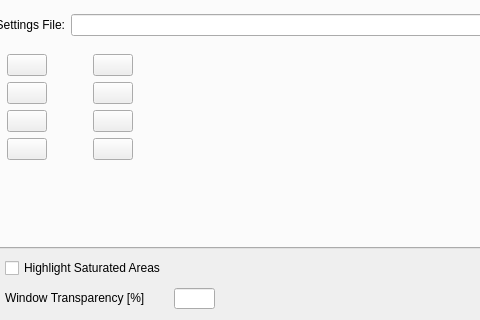
Above: preferences.ui from mblong/qtoma2 before the change; both pictures show x 85 to 565 and y 192 to 512 of the 889 by 512 pixel window. Below: the same form after it.
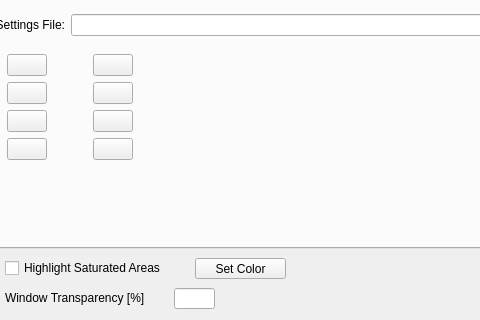
That is the form after the change. Icons and pictures are not drawn.

Commit message: Now have highlight color selection dialog in preferences.

```diff
--- a/preferences.ui
+++ b/preferences.ui
@@ -599,6 +599,19 @@
     <string>Highlight Saturated Areas</string>
    </property>
   </widget>
+  <widget class="QPushButton" name="highlightColorButton">
+   <property name="geometry">
+    <rect>
+     <x>280</x>
+     <y>450</y>
+     <width>91</width>
+     <height>21</height>
+    </rect>
+   </property>
+   <property name="text">
+    <string>Set Color</string>
+   </property>
+  </widget>
  </widget>
  <resources>
   <include location="qtoma2.qrc"/>
```
The commit also changes 2 other files.
